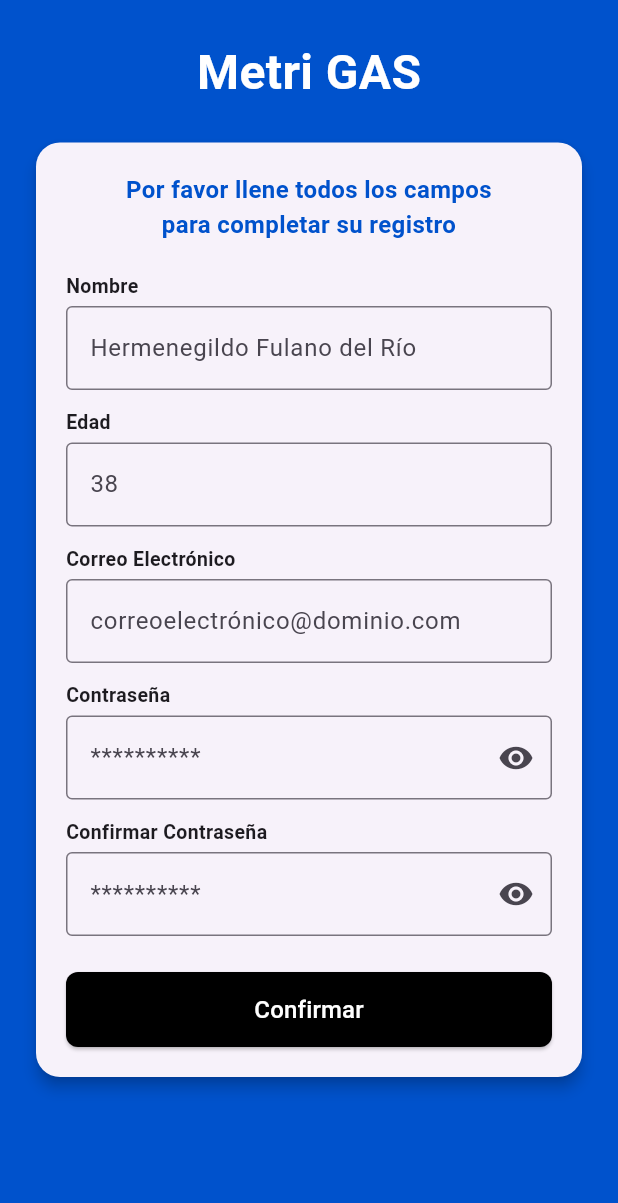
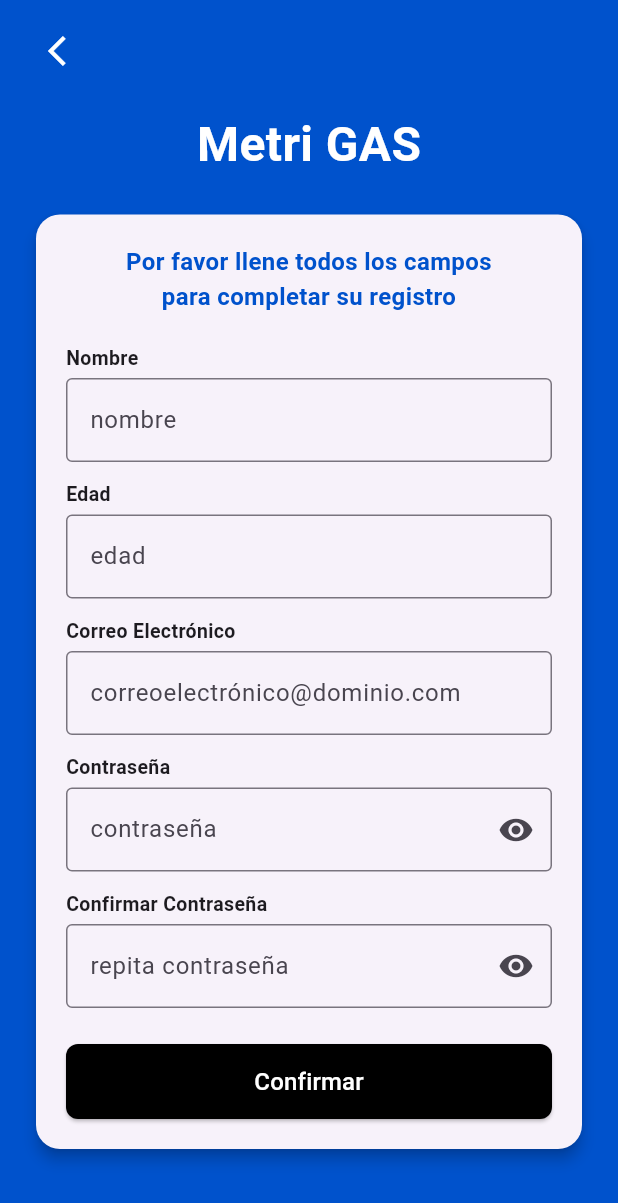
Before and after one commit to christianavendano-tr/front-metrigas, a Flutter app: the RegisterScreen screen opened by its route, on a phone screen of 412 x 824 dp. Shown: the top 1203 px of the screen. Run offline on Flutter 3.47's test engine with Material 3 defaults, Android fonts, the phone set to English and light mode, and no system bars; our stand-ins replace dio.

Commit message:
fix: nombres de campos y botones corregidos

```diff
--- a/lib/screens/login_screen.dart
+++ b/lib/screens/login_screen.dart
@@ -199,7 +199,7 @@ class _LoginScreenState extends State<LoginScreen> {
                           GestureDetector(
                             onTap: () => Navigator.pushNamed(context, '/reset-password'),
                             child: const Text(
-                              '¿Olvisaste tu contraseña?',
+                              '¿Olvidaste tu contraseña?',
                               style: TextStyle(color: Color(0xFF0066FF), fontSize: 15, fontWeight: FontWeight.w500),
                             ),
                           ),
--- a/lib/screens/register_screen.dart
+++ b/lib/screens/register_screen.dart
@@ -83,6 +83,14 @@ class _RegisterScreenState extends State<RegisterScreen> {
             padding: const EdgeInsets.symmetric(horizontal: 20.0, vertical: 10),
             child: Column(
               children: [
+                // MODIFICADO: Añadido botón superior para regresar a la pantalla anterior (Login)
+                Align(
+                  alignment: Alignment.centerLeft,
+                  child: IconButton(
+                    icon: const Icon(Icons.arrow_back_ios, color: Colors.white),
+                    onPressed: () => Navigator.pop(context),
+                  ),
+                ),
                 const SizedBox(height: 15),
                 const Text('Metri GAS', style: TextStyle(color: Colors.white, fontSize: 32, fontWeight: FontWeight.bold)),
                 const SizedBox(height: 20),
@@ -107,7 +115,7 @@ class _RegisterScreenState extends State<RegisterScreen> {
                           _buildLabel('Nombre'),
                           TextFormField(
                             controller: _nameController,
-                            decoration: const InputDecoration(hintText: 'Hermenegildo Fulano del Río', border: OutlineInputBorder()),
+                            decoration: const InputDecoration(hintText: 'nombre', border: OutlineInputBorder()),
                             validator: (v) => v!.isEmpty ? 'Campo requerido' : null,
                           ),
                           const SizedBox(height: 12),
@@ -115,7 +123,7 @@ class _RegisterScreenState extends State<RegisterScreen> {
                           TextFormField(
                             controller: _ageController,
                             keyboardType: TextInputType.number,
-                            decoration: const InputDecoration(hintText: '38', border: OutlineInputBorder()),
+                            decoration: const InputDecoration(hintText: 'edad', border: OutlineInputBorder()),
                             validator: (v) {
                               if (v!.isEmpty) return 'Campo requerido';
                               if (int.tryParse(v) == null) return 'Ingrese una edad válida';
@@ -136,7 +144,7 @@ class _RegisterScreenState extends State<RegisterScreen> {
                             controller: _passwordController,
                             obscureText: _obscurePassword,
                             decoration: InputDecoration(
-                              hintText: '**********',
+                              hintText: 'contraseña',
                               border: const OutlineInputBorder(),
                               suffixIcon: IconButton(
                                 icon: Icon(_obscurePassword ? Icons.visibility : Icons.visibility_off),
@@ -151,7 +159,7 @@ class _RegisterScreenState extends State<RegisterScreen> {
                             controller: _confirmPasswordController,
                             obscureText: _obscureConfirmPassword,
                             decoration: InputDecoration(
-                              hintText: '**********',
+                              hintText: 'repita contraseña',
                               border: const OutlineInputBorder(),
                               suffixIcon: IconButton(
                                 icon: Icon(_obscureConfirmPassword ? Icons.visibility : Icons.visibility_off),
```
Also changed, not shown: lib/screens/subscription_screen.dart (+17 -1 lines).
